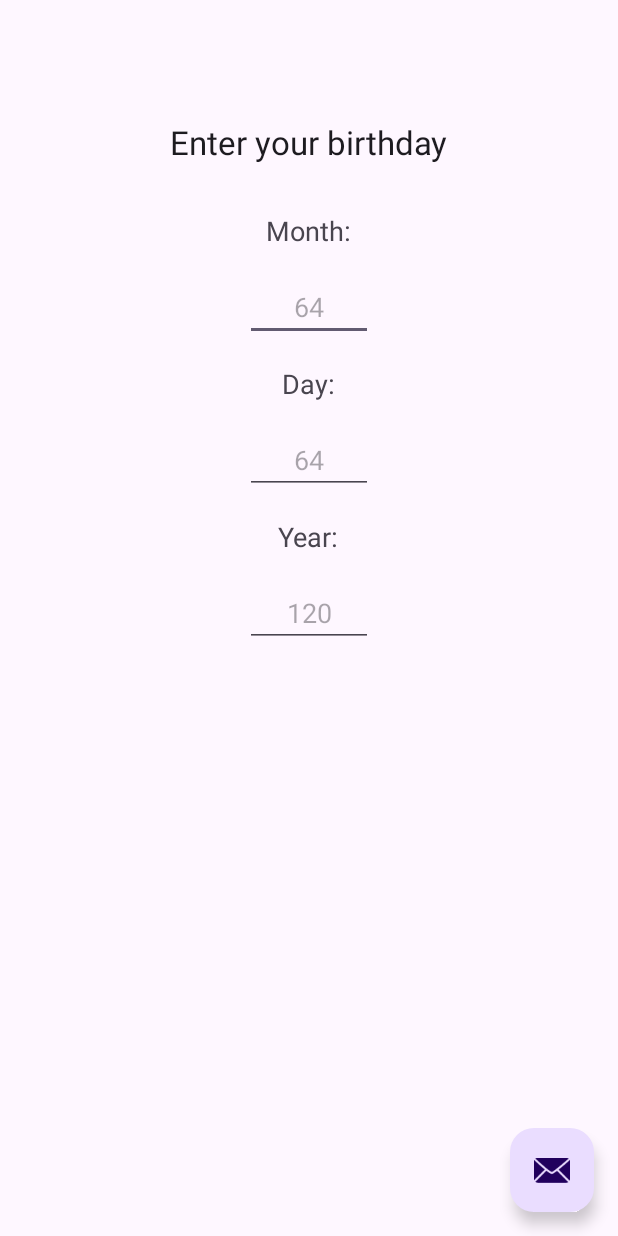
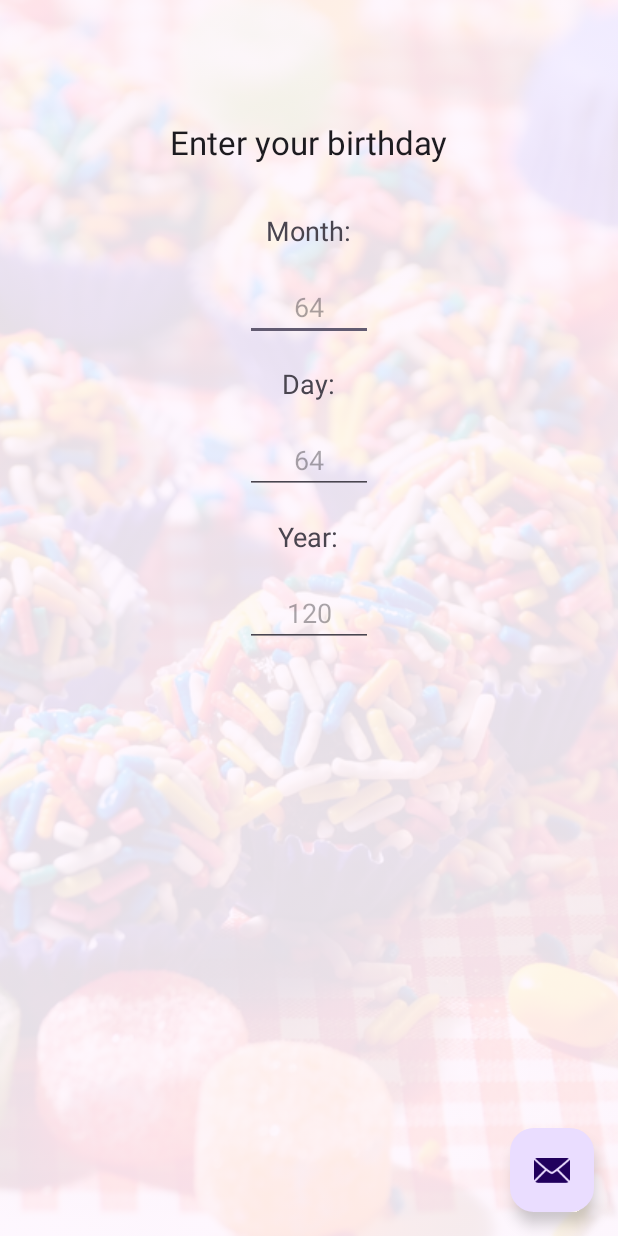
Before and after one commit to yglazer/BirthdayCalculator, an Android app: the layout activity_main.xml on its own in the app's theme, with its tools: preview values and no code run, on a phone screen of 412 x 824 dp. Run offline under Robolectric (Android 15) with nearby library versions, the phone set to English and light mode, and no system bars.

Commit message:
Not sure why there's red, but it's working, and now it has a background!

```diff
--- a/app/src/main/res/layout/activity_main.xml
+++ b/app/src/main/res/layout/activity_main.xml
@@ -19,6 +19,7 @@
 
     </com.google.android.material.appbar.AppBarLayout>
 
+    <include layout="@layout/multi_include_background"/>
     <include layout="@layout/content_main" />
 
     <com.google.android.material.floatingactionbutton.FloatingActionButton
--- /dev/null
+++ b/app/src/main/res/layout/multi_include_background.xml
@@ -0,0 +1,9 @@
+<?xml version="1.0" encoding="utf-8"?>
+<ImageView
+    xmlns:android="http://schemas.android.com/apk/res/android"
+    android:layout_width="match_parent"
+    android:layout_height="match_parent"
+    android:src="@drawable/birthday_party"
+    android:scaleType="centerCrop"
+    android:alpha=".1"
+    />
```
Also changed, not shown: app/src/main/res/drawable-hdpi/birthday_party.jpg (renamed from app/src/main/res/drawable-hdpi/birthday-party-brigadier-sweet-dish-wallpaper.jpg), app/src/main/res/drawable-mdpi/birthday_party.jpg (renamed from app/src/main/res/drawable-mdpi/birthday-party-brigadier-sweet-dish-wallpaper.jpg), 5 other files.
